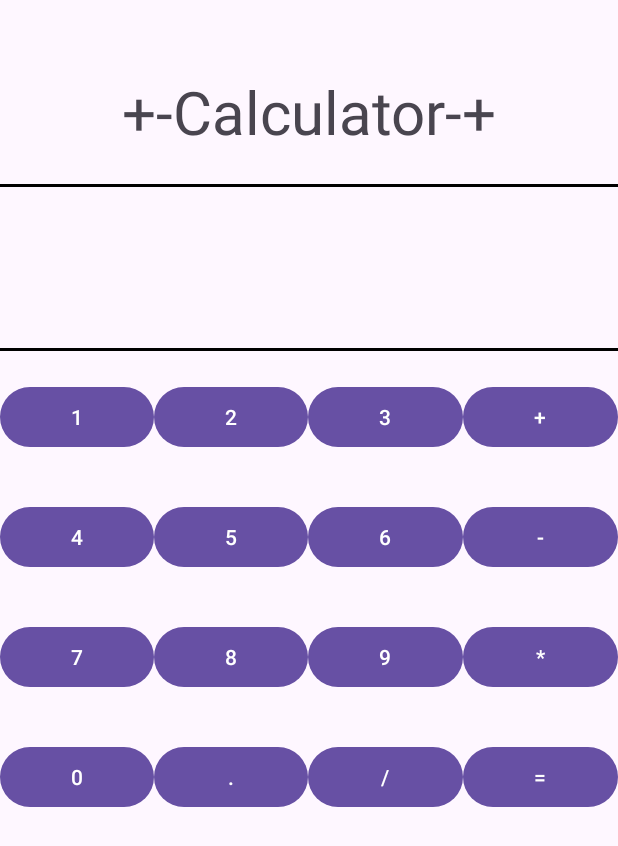
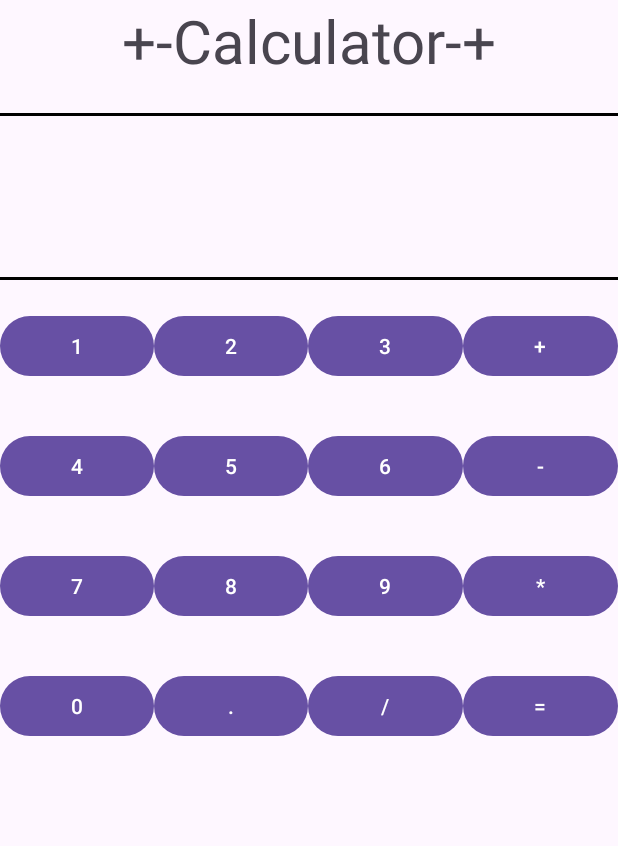
Before and after one commit to Eloe321/justbecuz, an Android app: the Calculator screen opened directly, with no data from a screen before it, on a phone screen of 412 x 824 dp. Shown: the top 846 px of the screen. Run offline under Robolectric (Android 15) with nearby library versions, the phone set to English and light mode, and no system bars.

Commit message:
Actual final calcu

```diff
--- a/app/src/main/res/layout/activity_calculator.xml
+++ b/app/src/main/res/layout/activity_calculator.xml
@@ -6,21 +6,11 @@
     android:layout_height="match_parent"
     tools:context=".Calculator">
 
-    <ScrollView
-        android:id="@+id/scrollView2"
-        android:layout_width="match_parent"
-        android:layout_height="729dp"
-        app:layout_constraintBottom_toBottomOf="parent"
-        app:layout_constraintEnd_toEndOf="parent"
-        app:layout_constraintHorizontal_bias="1.0"
-        app:layout_constraintStart_toStartOf="parent"
-        app:layout_constraintTop_toTopOf="parent"
-        app:layout_constraintVertical_bias="0.5">
-
     <LinearLayout
         android:layout_width="match_parent"
-            android:layout_height="wrap_content"
-            android:orientation="vertical">
+        android:layout_height="match_parent"
+        android:orientation="vertical"
+        tools:layout_editor_absoluteY="1dp">
 
         <TextView
             android:id="@+id/titleCalc"
@@ -29,37 +19,47 @@
             android:text="@string/CalcTit"
             android:textAlignment="center"
             android:textSize="40sp" />
+
         <TextView
             android:id="@+id/editNum1"
             android:layout_width="match_parent"
             android:layout_height="2dp"
+            android:background="@color/black"
+            android:textAlignment="textEnd"
             android:textColor="@color/white"
-                android:textAlignment="textEnd"
-                android:background="@color/black"
             tools:text="number" />
 
         <TextView
             android:id="@+id/Rev"
             android:layout_width="match_parent"
             android:layout_height="40dp"
-                android:textSize="20sp"
+            android:layout_marginRight="10dp"
             android:text=""
-                android:textAlignment="textEnd" />
+            android:textAlignment="textEnd"
+            android:textSize="20sp" />
+
         <TextView
             android:id="@+id/Result"
             android:layout_width="match_parent"
             android:layout_height="67dp"
-                android:textSize="40sp"
+            android:layout_marginRight="10dp"
             android:text=""
-                android:textAlignment="textEnd" />
+            android:textAlignment="textEnd"
+            android:textSize="40sp" />
+
         <TextView
             android:id="@+id/editNum2"
             android:layout_width="match_parent"
             android:layout_height="2dp"
+            android:background="@color/black"
+            android:textAlignment="textEnd"
             android:textColor="@color/white"
-                android:textAlignment="textEnd"
-                android:background="@color/black"
             tools:text="number" />
+
+        <LinearLayout
+            android:layout_width="match_parent"
+            android:layout_height="match_parent"
+            android:orientation="vertical">
 
             <LinearLayout
                 android:layout_width="match_parent"
@@ -200,7 +200,8 @@
                     android:layout_weight="1"
                     android:text="=" />
             </LinearLayout>
+        </LinearLayout>
 
     </LinearLayout>
-    </ScrollView>
+
 </androidx.constraintlayout.widget.ConstraintLayout>
```
Also changed, not shown: app/src/main/java/com/example/androidprojectcollection/Calculator.java (+50 -14 lines). Lines whose indentation alone changed are shown as unchanged.
